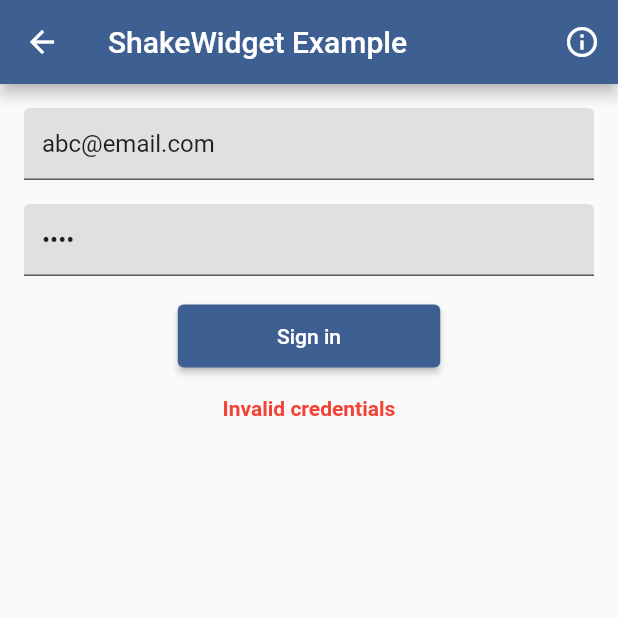
After one commit to GroovinChip/bluejay, a Flutter app: the screen it shows after launch, after a tap on "ShakeWidget", on a phone screen of 412 x 824 dp, the top half of it. The commit adds this screen. Run offline on Flutter 3.47's test engine with Material 2 defaults, Android fonts, the phone set to English and light mode, and no system bars; our stand-ins replace google_fonts; network calls fail.

Commit message:
Finish up work on ShakeWidget

```diff
--- a/example/lib/bluejay_gallery.dart
+++ b/example/lib/bluejay_gallery.dart
@@ -4,6 +4,7 @@ import 'package:provider/provider.dart';
 
 import 'screens/defer_init_example.dart';
 import 'screens/logger_example.dart';
+import 'screens/shake_widget_example.dart';
 import 'screens/text_editing_controller_builder_example.dart';
 import 'screens/theme_brightness_animated_builder_example.dart';
 import 'widgets/bluejay_item_tile.dart';
@@ -54,6 +55,15 @@ class BluejayGallery extends StatelessWidget {
                 ),
               ),
               BluejayItemTile(
+                name: 'ShakeWidget',
+                description: 'A widget that can shake.',
+                onTap: () => Navigator.of(context).push(
+                  MaterialPageRoute(
+                    builder: (_) => ShakeWidgetExample(),
+                  ),
+                ),
+              ),
+              BluejayItemTile(
                 name: 'Logger',
                 description:
                     'A simple logging service using extensions for channels with multiple outputs',
--- /dev/null
+++ b/example/lib/screens/shake_widget_example.dart
@@ -0,0 +1,78 @@
+import 'package:bluejay/bluejay.dart';
+import 'package:flutter/material.dart';
+
+import '../widgets/author_button.dart';
+
+class ShakeWidgetExample extends StatelessWidget {
+  final _shakeKey = GlobalKey<ShakeWidgetState>();
+  @override
+  Widget build(BuildContext context) {
+    return Scaffold(
+      appBar: AppBar(
+        title: Text('ShakeWidget Example'),
+        actions: [
+          AuthorButton(
+            authorName: 'Andrea Bizzotto',
+            authorAvatarUrl:
+                'https://pbs.twimg.com/profile_images/1324624470162739201/wu6bJ9gZ_400x400.png',
+            sourceUrl:
+                'https://twitter.com/biz84/status/1392157293823860736?s=21',
+          ),
+        ],
+      ),
+      body: Center(
+        child: Padding(
+          padding: const EdgeInsets.all(16.0),
+          child: Column(
+            children: [
+              TextEditingControllerBuilder(
+                text: 'abc@email.com',
+                builder: (_, controller) => TextField(
+                  controller: controller,
+                  decoration: InputDecoration(
+                    filled: true,
+                    fillColor: Colors.grey.shade300,
+                  ),
+                ),
+              ),
+              const SizedBox(height: 16.0),
+              TextEditingControllerBuilder(
+                text: '1234',
+                builder: (_, controller) => TextField(
+                  controller: controller,
+                  obscureText: true,
+                  decoration: InputDecoration(
+                    filled: true,
+                    fillColor: Colors.grey.shade300,
+                  ),
+                ),
+              ),
+              const SizedBox(height: 16.0),
+              ElevatedButton(
+                style: ElevatedButton.styleFrom(
+                  minimumSize: Size(175, 42),
+                ),
+                onPressed: () => _shakeKey.currentState?.shake(),
+                child: Text('Sign in'),
+              ),
+              const SizedBox(height: 16.0),
+              ShakeWidget(
+                key: _shakeKey,
+                shakeCount: 3,
+                shakeOffset: 10,
+                shakeDuration: Duration(milliseconds: 400),
+                child: Text(
+                  'Invalid credentials',
+                  style: TextStyle(
+                    color: Colors.red,
+                    fontWeight: FontWeight.bold,
+                  ),
+                ),
+              ),
+            ],
+          ),
+        ),
+      ),
+    );
+  }
+}
--- a/lib/bluejay.dart
+++ b/lib/bluejay.dart
@@ -2,9 +2,12 @@
 
 library bluejay;
 
+export 'src/classes/sine_curve.dart';
 export 'src/extensions/extensions.dart';
 export 'src/logging/logger.dart';
 export 'src/logging/print_full_stacktraces.dart';
+export 'src/widgets/animation_controller_state.dart';
 export 'src/widgets/defer_init.dart';
+export 'src/widgets/shake_widget.dart';
 export 'src/widgets/text_editing_controller_builder.dart';
 export 'src/widgets/theme_brightness_animated_builder.dart';
--- a/pubspec.yaml
+++ b/pubspec.yaml
@@ -1,6 +1,6 @@
 name: bluejay
 description: A curated collection of useful Flutter and Dart widgets, classes, and extensions
-version: 1.1.0+1
+version: 1.2.0
 repository: https://github.com/GroovinChip/bluejay
 issue_tracker: https://github.com/GroovinChip/bluejay/issues
 
```
Also changed, not shown: lib/src/widgets/shake_widget.dart (+22 -0 lines), 1 other file.
